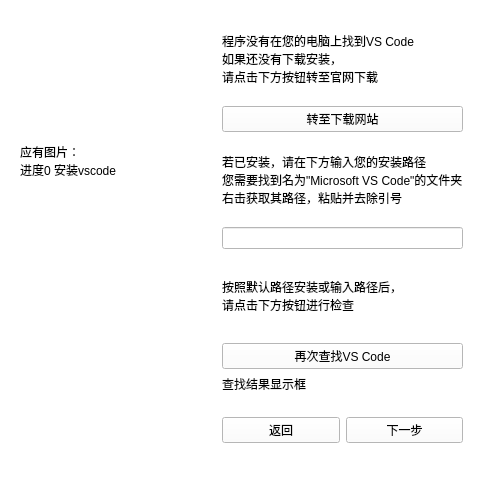
The window that VSCode_Helper/mainwindow.ui (Gu-jq/VSCode_Helper) describes before a commit, drawn with Qt 5.
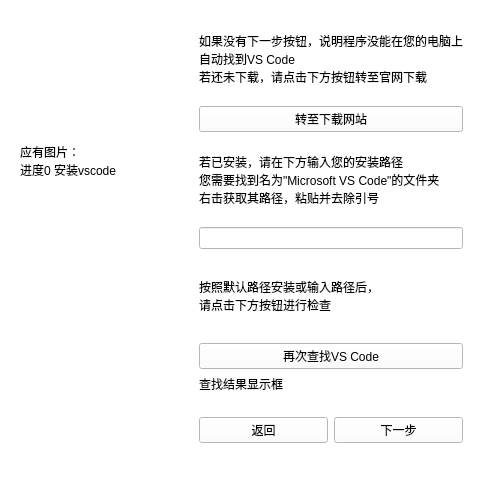
The same window after the commit. The open tabs and pages were chosen to show the change. Icons and pictures are not drawn.

The edit to the form file:
```diff
--- a/VSCode_Helper/mainwindow.ui
+++ b/VSCode_Helper/mainwindow.ui
@@ -203,9 +203,9 @@
              <item>
               <widget class="QLabel" name="label_2">
                <property name="text">
-                <string>程序没有在您的电脑上找到VS Code
-如果还没有下载安装，
-请点击下方按钮转至官网下载</string>
+                <string>如果没有下一步按钮，说明程序没能在您的电脑上
+自动找到VS Code
+若还未下载，请点击下方按钮转至官网下载</string>
                </property>
               </widget>
              </item>
```
Left out of the diff: 16 changed lines with no effect on the pictures.
